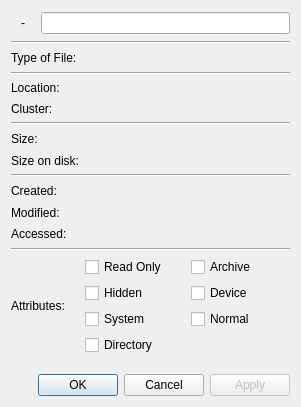
Qt form Velocity/fatxfiledialog.ui (hetelek/Velocity) before a commit.
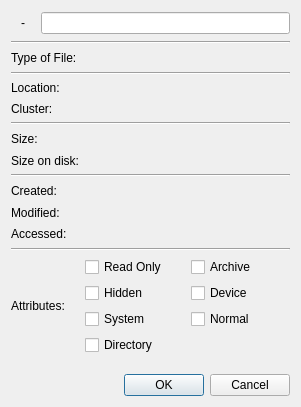
The same form after that commit.

Commit message: Implemented Cancel button, removed Apply button

The edit to the form file:
```diff
--- a/Velocity/fatxfiledialog.ui
+++ b/Velocity/fatxfiledialog.ui
@@ -367,16 +367,6 @@
          </property>
         </widget>
        </item>
-       <item>
-        <widget class="QPushButton" name="btnApply">
-         <property name="enabled">
-          <bool>false</bool>
-         </property>
-         <property name="text">
-          <string>Apply</string>
-         </property>
-        </widget>
-       </item>
       </layout>
      </item>
     </layout>
```
The commit also changes 2 other files.
